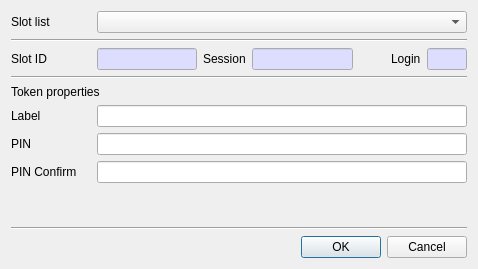
Before: the Qt Designer form CryptokiMan/init_token_dlg.ui in jykim74/CryptokiMan, drawn with Qt 5.
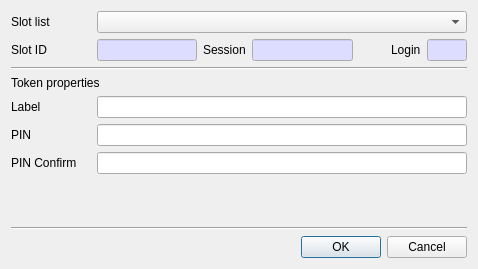
After: the same form once the commit is applied.

```diff
--- a/CryptokiMan/init_token_dlg.ui
+++ b/CryptokiMan/init_token_dlg.ui
@@ -44,13 +44,6 @@
      </item>
     </layout>
    </item>
-   <item>
-    <widget class="Line" name="line">
-     <property name="orientation">
-      <enum>Qt::Horizontal</enum>
-     </property>
-    </widget>
-   </item>
    <item>
     <layout class="QGridLayout" name="gridLayout_2">
      <property name="topMargin">
```
